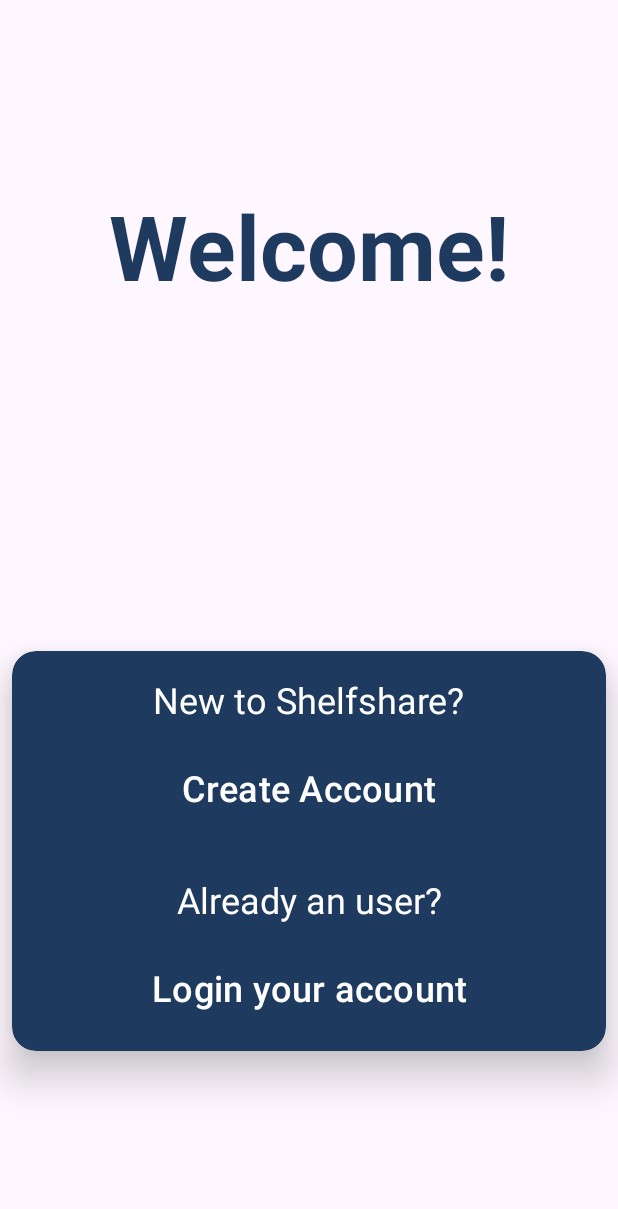
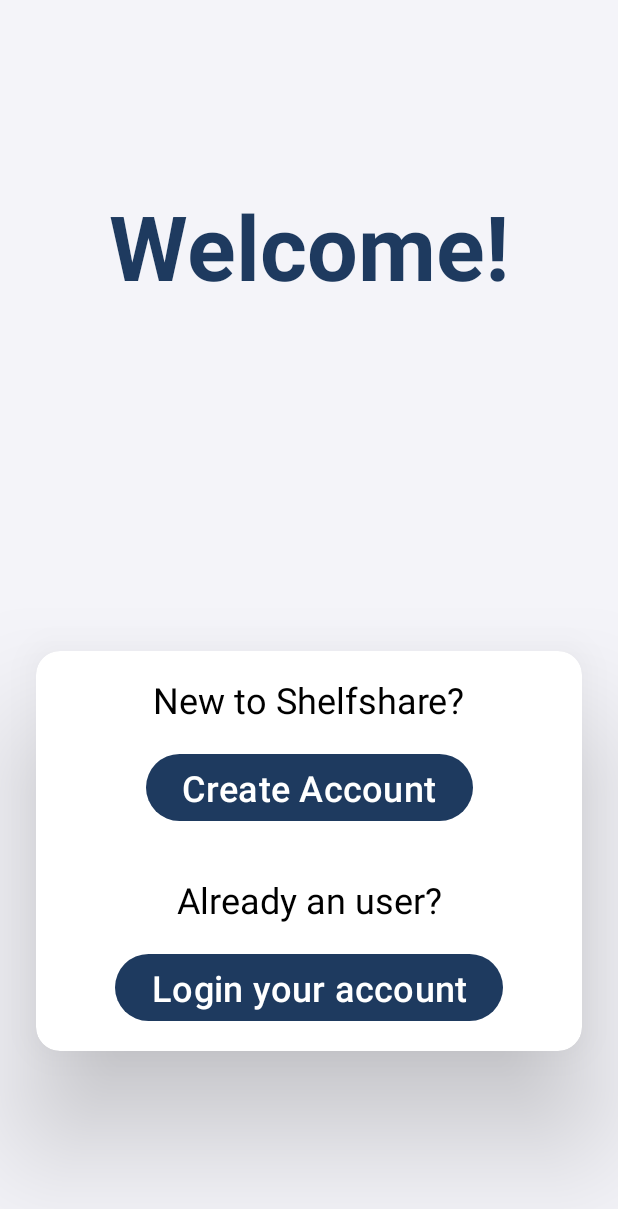
Before and after one commit to gsoaresslv/Shelfshare-app, an Android app: the screen it shows after launch (WelcomeActivity), on a phone screen of 412 x 824 dp. Shown: the top 1209 px of the screen. Run offline under Robolectric (Android 15) with nearby library versions, the phone set to English and light mode, and no system bars.

Commit message:
verificações e ajustes de layout

```diff
--- a/app/src/main/java/silva/guilherme/shelfshare/LauncherActivity.java
+++ b/app/src/main/java/silva/guilherme/shelfshare/LauncherActivity.java
@@ -25,5 +25,6 @@ public class LauncherActivity extends AppCompatActivity {
         // DEFINIR VERIFICACAO DE LOGIN
         Intent intent = new Intent(this, WelcomeActivity.class);
         startActivity(intent);
+        finish();
     }
 }
--- a/app/src/main/java/silva/guilherme/shelfshare/WelcomeActivity.java
+++ b/app/src/main/java/silva/guilherme/shelfshare/WelcomeActivity.java
@@ -1,6 +1,8 @@
 package silva.guilherme.shelfshare;
 
+import android.content.Intent;
 import android.os.Bundle;
+import android.widget.Button;
 
 import androidx.activity.EdgeToEdge;
 import androidx.appcompat.app.AppCompatActivity;
@@ -20,5 +22,17 @@ public class WelcomeActivity extends AppCompatActivity {
             v.setPadding(systemBars.left, systemBars.top, systemBars.right, systemBars.bottom);
             return insets;
         });
+        Button btn_welcome_login = findViewById(R.id.btn_welcome_login); // Pega o botão de login
+        btn_welcome_login.setOnClickListener(v -> { // Quando o botão de login for clicado:
+            Intent intent = new Intent(this, LoginActivity.class);
+            startActivity(intent);
+            finish();
+        });
+        Button btn_welcome_signup = findViewById(R.id.btn_welcome_signup); // Pega o botão de cadastro
+        btn_welcome_signup.setOnClickListener(v -> { // Quando o botão de cadastro for clicado:
+            Intent intent = new Intent(this, SignUpActivity.class);
+            startActivity(intent);
+            finish();
+        });
     }
 }
--- /dev/null
+++ b/app/src/main/res/drawable/button_background.xml
@@ -0,0 +1,3 @@
+<shape xmlns:android="http://schemas.android.com/apk/res/android">
+    <solid android:color="@color/white"/> <!-- Fundo branco -->
+</shape>
--- a/app/src/main/res/layout/activity_welcome.xml
+++ b/app/src/main/res/layout/activity_welcome.xml
@@ -5,6 +5,7 @@
     android:id="@+id/main"
     android:layout_width="match_parent"
     android:layout_height="match_parent"
+    android:background="@color/gray"
     tools:context=".WelcomeActivity">
 
     <TextView
@@ -38,13 +39,13 @@
         android:id="@+id/cv_welcome"
         android:layout_width="match_parent"
         android:layout_height="wrap_content"
-        android:layout_marginStart="8dp"
+        android:layout_marginStart="24dp"
         android:layout_marginTop="8dp"
-        android:layout_marginEnd="8dp"
+        android:layout_marginEnd="24dp"
         android:layout_marginBottom="24dp"
-        app:cardBackgroundColor="?attr/colorPrimary"
+        app:cardBackgroundColor="@color/white"
         app:cardCornerRadius="16dp"
-        app:cardElevation="16dp"
+        app:cardElevation="48dp"
         app:layout_constraintBottom_toBottomOf="parent"
         app:layout_constraintEnd_toEndOf="parent"
         app:layout_constraintStart_toStartOf="parent"
@@ -62,7 +63,7 @@
                 android:layout_marginTop="16dp"
                 android:layout_marginBottom="8dp"
                 android:text="New to Shelfshare?"
-                android:textColor="@color/white"
+                android:textColor="@color/black"
                 android:textSize="24sp"
                 app:layout_constraintBottom_toTopOf="@+id/btn_welcome_signup"
                 app:layout_constraintEnd_toEndOf="parent"
@@ -75,8 +76,8 @@
                 android:layout_height="wrap_content"
                 android:layout_marginTop="8dp"
                 android:layout_marginBottom="16dp"
-                android:background="@color/gray"
                 android:text="Create Account"
+                android:textColor="@color/white"
                 android:textSize="24sp"
                 app:layout_constraintBottom_toTopOf="@+id/tv_welcome_login"
                 app:layout_constraintEnd_toEndOf="parent"
@@ -92,7 +93,7 @@
                 android:layout_marginEnd="8dp"
                 android:layout_marginBottom="8dp"
                 android:text="Already an user?"
-                android:textColor="@color/white"
+                android:textColor="@color/black"
                 android:textSize="24sp"
                 app:layout_constraintBottom_toTopOf="@+id/btn_welcome_login"
                 app:layout_constraintEnd_toEndOf="parent"
```
Also changed, not shown: app/src/main/java/silva/guilherme/shelfshare/LoginActivity.java (+10 -11 lines), app/src/main/java/silva/guilherme/shelfshare/SignUpActivity.java (+29 -0 lines), app/src/main/res/layout/activity_main.xml (+10 -1 lines).
